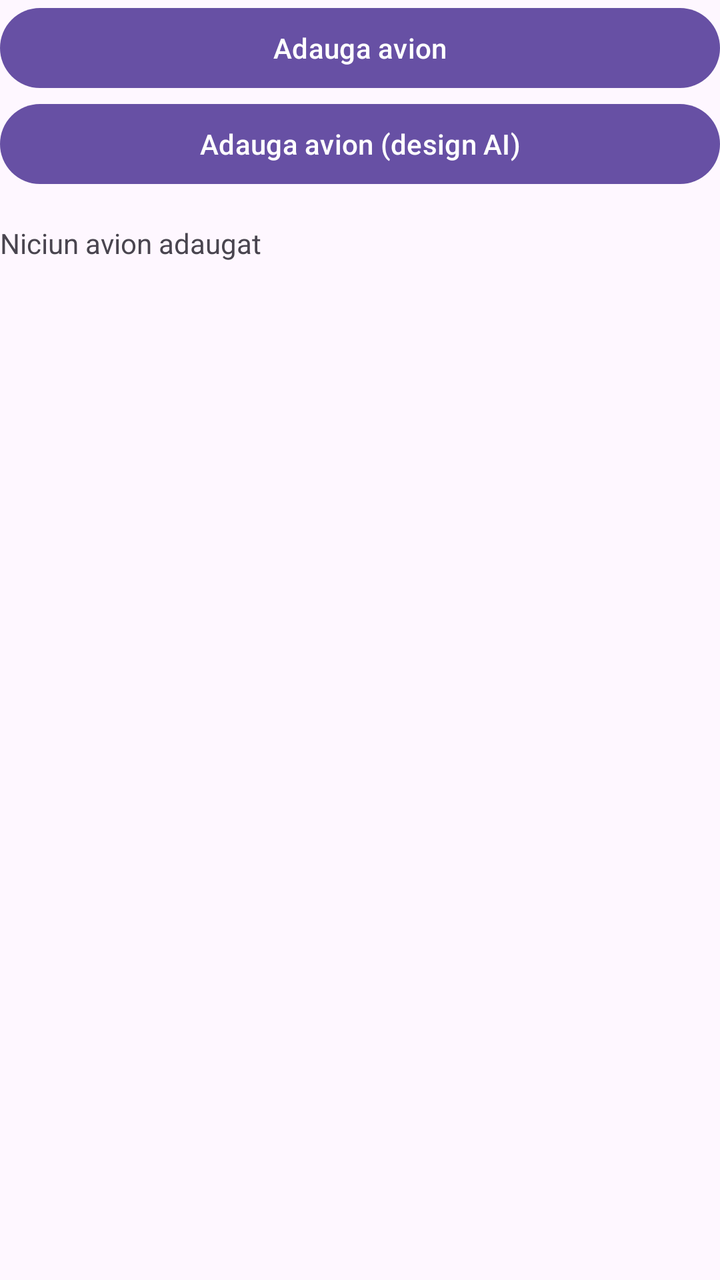
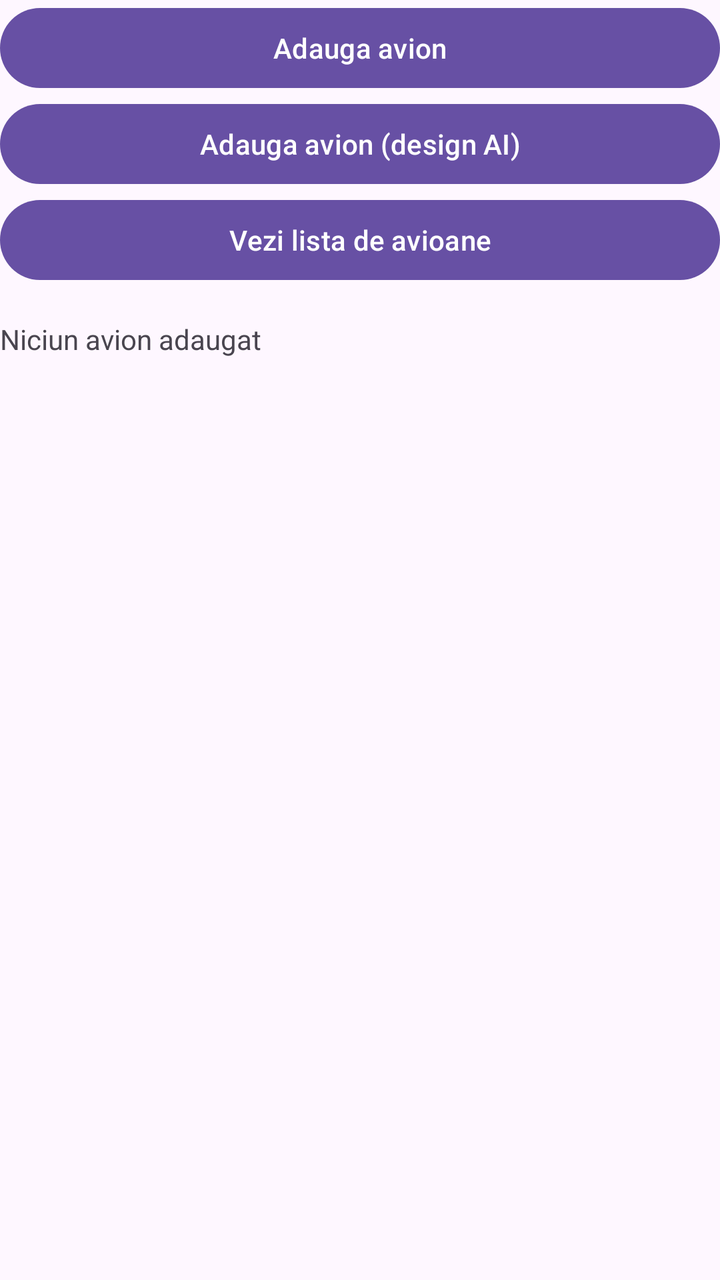

Two renders of the same Android screen: before a commit and after it. Below are the layout's source before the change and the commit's diff.
<!-- AndroidManifest.xml: application theme Theme.Ionita_Alexandru_Claudiu_Andrei_ActivitateDAM2026 -->
<!-- res/layout/activity_main.xml -->
<?xml version="1.0" encoding="utf-8"?>
<LinearLayout xmlns:android="http://schemas.android.com/apk/res/android"
    xmlns:app="http://schemas.android.com/apk/res-auto"
    xmlns:tools="http://schemas.android.com/tools"
    android:id="@+id/main"
    android:layout_width="match_parent"
    android:layout_height="match_parent"
    android:orientation="vertical"
    tools:context=".MainActivity">

    <Button
        android:layout_width="match_parent"
        android:layout_height="wrap_content"
        android:onClick="deschideAdaugare"
        android:text="Adauga avion" />

    <Button
        android:layout_width="match_parent"
        android:layout_height="wrap_content"
        android:onClick="deschideAdaugareAI"
        android:text="Adauga avion (design AI)" />

    <TextView
        android:id="@+id/avion_TV"
        android:layout_width="match_parent"
        android:layout_height="wrap_content"
        android:layout_marginTop="16dp"
        android:text="Niciun avion adaugat" />
</LinearLayout>
<!-- resources referenced by this layout -->
<resources>
  <style name="Theme.Ionita_Alexandru_Claudiu_Andrei_ActivitateDAM2026" parent="Base.Theme.Ionita_Alexandru_Claudiu_Andrei_ActivitateDAM2026" />
  <style name="Base.Theme.Ionita_Alexandru_Claudiu_Andrei_ActivitateDAM2026" parent="Theme.Material3.DayNight.NoActionBar">
          
          
      </style>
</resources>

<!-- the commit's change to res/layout/activity_main.xml (unified diff, before → after) -->
@@ -20,6 +20,12 @@
         android:onClick="deschideAdaugareAI"
         android:text="Adauga avion (design AI)" />
 
+    <Button
+    android:layout_width="match_parent"
+    android:layout_height="wrap_content"
+    android:onClick="deschideLista"
+    android:text="Vezi lista de avioane" />
+
     <TextView
         android:id="@+id/avion_TV"
         android:layout_width="match_parent"
